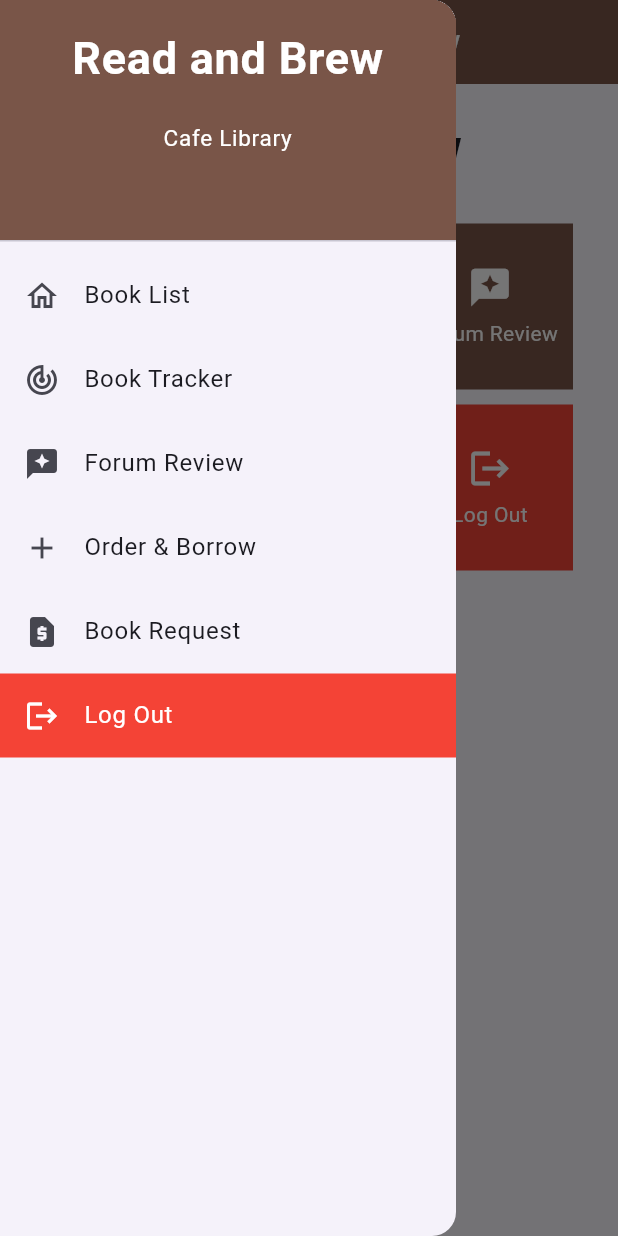
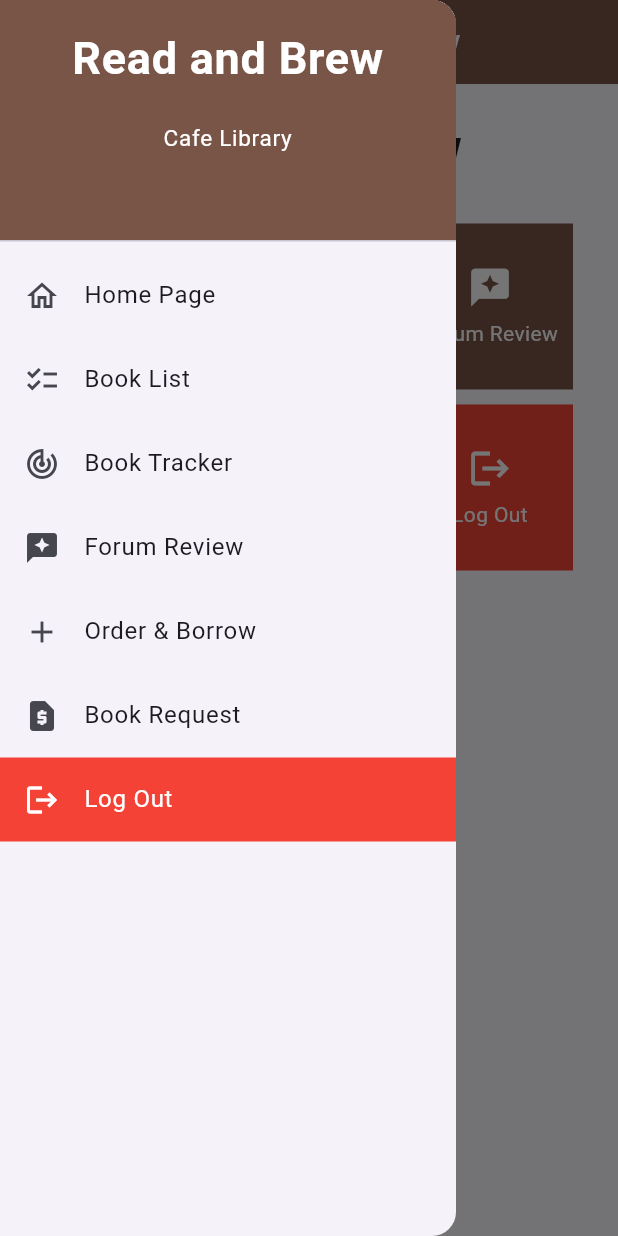
Before and after one commit to PBP-C08/read-and-brew-mob, a Flutter app: the screen it shows after launch, with the side drawer open, on a phone screen of 412 x 824 dp. Run offline on Flutter 3.47's test engine with Material 2 defaults, Android fonts, the phone set to English and light mode, and no system bars; missing offline and left inert: pbp_django_auth.

Commit message:
Menambahkan Base Aplikasi

```diff
--- a/lib/widgets/left_drawer.dart
+++ b/lib/widgets/left_drawer.dart
@@ -43,7 +43,7 @@ class LeftDrawer extends StatelessWidget {
           // TODO: Bagian routing
           ListTile(
             leading: const Icon(Icons.home_outlined),
-            title: const Text('Book List'),
+            title: const Text('Home Page'),
             // Bagian redirection ke MyHomePage
             onTap: () {
               Navigator.pushReplacement(
@@ -51,6 +51,17 @@ class LeftDrawer extends StatelessWidget {
                   MaterialPageRoute(
                     builder: (context) => MyHomePage(),
                   ));
+            },
+          ),
+          ListTile(
+            leading: const Icon(Icons.checklist),
+            title: const Text('Book List'),
+            // Bagian redirection ke BookFormPage
+            onTap: () {
+              /*
+              TODO: Buatlah routing ke BookFormPage di sini,
+              setelah halaman BookFormPage sudah dibuat.
+              */
             },
           ),
           ListTile(
```
